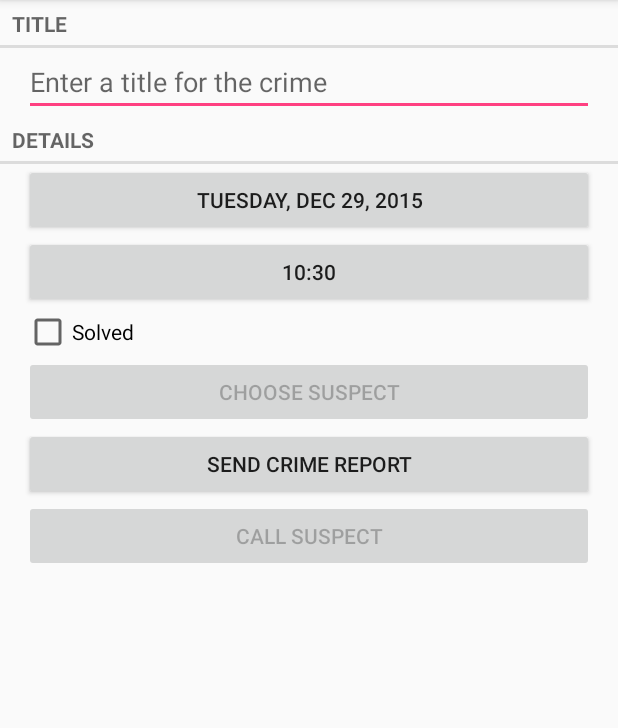
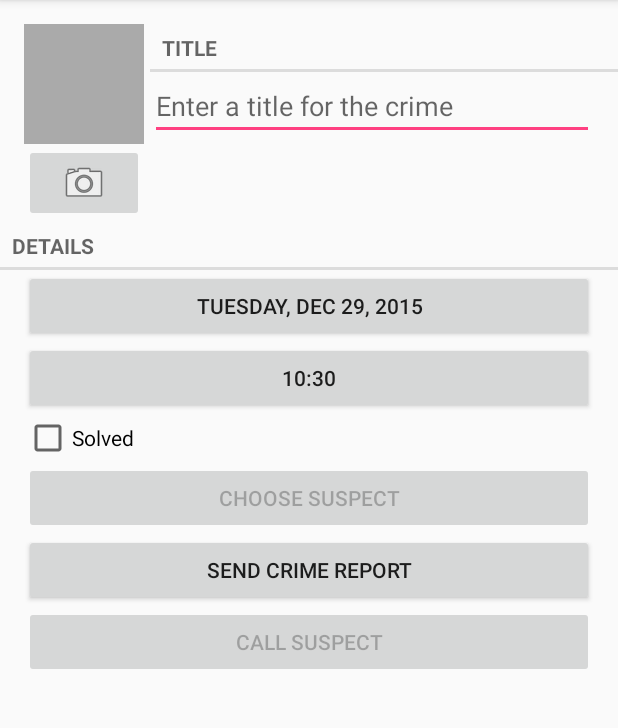
Before and after one commit to zcelaloglu/CriminalIntent, an Android app: the CrimeFragment screen opened directly, with no data from a screen before it, on a phone screen of 412 x 824 dp, the part 84-812 px from its top. Run offline under Robolectric (Android 15) with nearby library versions, the phone set to English and light mode, and no system bars.

Commit message:
Taking picture using camera intent and External Storage

```diff
--- a/app/src/main/AndroidManifest.xml
+++ b/app/src/main/AndroidManifest.xml
@@ -4,6 +4,9 @@
 
     <uses-permission android:name="android.permission.READ_CONTACTS"/>
     <uses-permission android:name="android.permission.WRITE_CONTACTS"/>
+    <uses-permission android:name="android.permission.READ_EXTERNAL_STORAGE" android:maxSdkVersion="18"/>
+    <uses-feature android:name="android.hardware.camera" android:required="false"/>
+
     <application
         android:allowBackup="true"
         android:icon="@mipmap/ic_launcher"
--- a/app/src/main/java/com/bignerdranch/android/criminalintent/Crime.java
+++ b/app/src/main/java/com/bignerdranch/android/criminalintent/Crime.java
@@ -73,6 +73,10 @@ public class Crime {
         mTitle = title;
     }
 
+    public String getPhotoFileName() {
+        return "IMG_" + getId().toString() + ".jpg";
+    }
+
     public String getFormattedDate() {
         String format = "EEEE, MMM d, yyyy";
         SimpleDateFormat simpleDateFormat = new SimpleDateFormat(format, Locale.US);
--- a/app/src/main/java/com/bignerdranch/android/criminalintent/CrimeFragment.java
+++ b/app/src/main/java/com/bignerdranch/android/criminalintent/CrimeFragment.java
@@ -4,9 +4,11 @@ import android.app.Activity;
 import android.content.Intent;
 import android.content.pm.PackageManager;
 import android.database.Cursor;
+import android.graphics.Bitmap;
 import android.net.Uri;
 import android.os.Bundle;
 import android.provider.ContactsContract;
+import android.provider.MediaStore;
 import android.support.v4.app.Fragment;
 import android.support.v4.app.FragmentManager;
 import android.support.v4.app.ShareCompat;
@@ -22,8 +24,14 @@ import android.widget.Button;
 import android.widget.CheckBox;
 import android.widget.CompoundButton;
 import android.widget.EditText;
+import android.widget.ImageButton;
+import android.widget.ImageView;
 import android.widget.Toast;
 
+import com.bignerdranch.android.criminalintent.utils.PictureUtils;
+
+import java.io.File;
+import java.io.IOException;
 import java.text.SimpleDateFormat;
 import java.util.Date;
 import java.util.Locale;
@@ -41,6 +49,8 @@ public class CrimeFragment extends Fragment {
     private static final int REQUEST_DATE = 0;
     private static final int REQUEST_TIME = 1;
     private static final int REQUEST_CONTACT = 2;
+    private static final int REQUEST_PHOTO = 3;
+
 
 
     private Crime mCrime;
@@ -51,6 +61,9 @@ public class CrimeFragment extends Fragment {
     private Button mReportButton;
     private Button mSuspectButton;
     private Button mCallSuspectButton;
+    private ImageView mPhotoView;
+    private ImageButton mPhotoButton;
+    private File mPhotoFile;
 
     public static CrimeFragment newInstance(UUID crimeId) {
         Bundle args = new Bundle();
@@ -67,6 +80,8 @@ public class CrimeFragment extends Fragment {
         setHasOptionsMenu(true);
         UUID crimeId = (UUID) getArguments().getSerializable(ARG_CRIME_ID);
         mCrime = CrimeLab.get(getActivity()).getCrime(crimeId);
+
+        mPhotoFile = CrimeLab.get(getActivity()).getPhotoFile(mCrime);
     }
 
     @Override
@@ -172,13 +187,7 @@ public class CrimeFragment extends Fragment {
                 mCallSuspectButton.setOnClickListener(new View.OnClickListener() {
                     @Override
                     public void onClick(View v) {
-                        Uri contectUri = ContactsContract.CommonDataKinds.Phone.CONTENT_URI;
-                        String selectClause = ContactsContract.CommonDataKinds.Phone._ID + " = ?";
-
-                        String[] fields = {ContactsContract.CommonDataKinds.Phone.NUMBER};
-                        String[] selectParams = {Long.toString(mCrime.getContactId())};
-
-                        Cursor cursor = getActivity().getContentResolver().query(contectUri, fields, selectClause, selectParams, null);
+                        Cursor cursor = getCursor();
 
                         if(cursor != null && cursor.getCount() > 0) {
 
@@ -187,7 +196,7 @@ public class CrimeFragment extends Fragment {
                                 String number = cursor.getString(0);
                                 Uri phoneNumber  = Uri.parse("tel:" + number);
                                 Intent intent = new Intent(Intent.ACTION_DIAL, phoneNumber);
-                                mCallSuspectButton.setText(String.valueOf(phoneNumber));
+                                mCallSuspectButton.setText(String.valueOf(number));
                                 startActivity(intent);
                             }finally {
                                 cursor.close();
@@ -201,7 +210,42 @@ public class CrimeFragment extends Fragment {
         }else {
             mCallSuspectButton.setEnabled(false);
         }
+
+        mPhotoView = (ImageView) v.findViewById(R.id.crime_photo);
+        mPhotoButton = (ImageButton) v.findViewById(R.id.crime_camera);
+
+        final Intent captureImage = new Intent(MediaStore.ACTION_IMAGE_CAPTURE);
+
+        boolean canTakePhoto = mPhotoFile != null && captureImage.resolveActivity(packageManager) != null;
+        mPhotoButton.setEnabled(canTakePhoto);
+
+        if(canTakePhoto) {
+            Uri uri = Uri.fromFile(mPhotoFile);
+            captureImage.putExtra(MediaStore.EXTRA_OUTPUT, uri);
+        }
+
+        mPhotoButton.setOnClickListener(new View.OnClickListener() {
+            @Override
+            public void onClick(View v) {
+                startActivityForResult(captureImage, REQUEST_PHOTO);
+            }
+        });
+        try {
+            updatePhotoView();
+        } catch (IOException e) {
+            e.printStackTrace();
+        }
         return v;
+    }
+
+    private Cursor getCursor() {
+        Uri contectUri = ContactsContract.CommonDataKinds.Phone.CONTENT_URI;
+        String selectClause = ContactsContract.CommonDataKinds.Phone._ID + " = ?";
+
+        String[] fields = {ContactsContract.CommonDataKinds.Phone.NUMBER};
+        String[] selectParams = {Long.toString(mCrime.getContactId())};
+
+        return getActivity().getContentResolver().query(contectUri, fields, selectClause, selectParams, null);
     }
 
     @Override
@@ -221,13 +265,13 @@ public class CrimeFragment extends Fragment {
             //specify which fields you want your query to return values for
             String[] queryFields = new String[] {
                     ContactsContract.Contacts.DISPLAY_NAME,
-                    ContactsContract.Contacts._ID
+                    ContactsContract.Contacts._ID,
             };
             //Perform your query - the contactUri is like a "where" clause here
-            Cursor c = null;
+            Cursor c = getActivity().getContentResolver().query(contactUri, queryFields, null, null, null);
+
 
             try {
-                c = getActivity().getContentResolver().query(contactUri, queryFields, null, null, null);
                 //Double-check that you actually got results
                 if(c.getCount() == 0) {
                     return;
@@ -244,6 +288,12 @@ public class CrimeFragment extends Fragment {
             }finally {
                 c.close();
             }
+        }else if(requestCode == REQUEST_PHOTO) {
+            try {
+                updatePhotoView();
+            } catch (IOException e) {
+                e.printStackTrace();
+            }
         }
     }
     private void updateDate() {
@@ -251,6 +301,14 @@ public class CrimeFragment extends Fragment {
     }
     private void updateTime() {
         mTimeButton.setText(mCrime.getFormattedTime());
+    }
+    private void updatePhotoView() throws IOException {
+        if(mPhotoFile == null || !mPhotoFile.exists()) {
+            mPhotoView.setImageDrawable(null);
+        }else {
+            Bitmap bitmap = PictureUtils.getScaledBitmap(mPhotoFile.getPath(), getActivity());
+            mPhotoView.setImageBitmap(bitmap);
+        }
     }
 
     private String getCrimeReport() {
--- a/app/src/main/java/com/bignerdranch/android/criminalintent/CrimeLab.java
+++ b/app/src/main/java/com/bignerdranch/android/criminalintent/CrimeLab.java
@@ -4,12 +4,14 @@ import android.content.ContentValues;
 import android.content.Context;
 import android.database.Cursor;
 import android.database.sqlite.SQLiteDatabase;
+import android.os.Environment;
 
 import com.bignerdranch.android.criminalintent.database.CrimeBaseHelper;
 import com.bignerdranch.android.criminalintent.database.CrimeCursorWrapper;
 import com.bignerdranch.android.criminalintent.database.CrimeDbSchema;
 import com.bignerdranch.android.criminalintent.database.CrimeDbSchema.CrimeTable;
 
+import java.io.File;
 import java.util.ArrayList;
 import java.util.List;
 import java.util.UUID;
@@ -27,6 +29,13 @@ public class CrimeLab {
     private CrimeLab(Context context) {
         mContext = context.getApplicationContext();
         mDatabase = new CrimeBaseHelper(mContext).getWritableDatabase();
+    }
+
+    public static CrimeLab get(Context context) {
+        if (sCrimeLab == null) {
+            sCrimeLab = new CrimeLab(context);
+        }
+        return sCrimeLab;
     }
 
     public void addCrime(Crime crime){
@@ -78,13 +87,6 @@ public class CrimeLab {
         mDatabase.update(CrimeTable.NAME, values, CrimeDbSchema.Cols.UUID + " = ?", new String[]{uuidString});
     }
 
-    public static CrimeLab get(Context context) {
-        if (sCrimeLab == null) {
-            sCrimeLab = new CrimeLab(context);
-        }
-        return sCrimeLab;
-    }
-
     private static ContentValues getContentValues(Crime crime) {
         ContentValues values = new ContentValues();
         values.put(CrimeDbSchema.Cols.UUID, crime.getId().toString());
@@ -105,5 +107,12 @@ public class CrimeLab {
         return new CrimeCursorWrapper(cursor);
     }
 
+    public File getPhotoFile(Crime crime) {
+        File externalFilesDir = mContext.getExternalFilesDir(Environment.DIRECTORY_PICTURES);
 
+        if(externalFilesDir == null) {
+            return null;
+        }
+        return new File(externalFilesDir, crime.getPhotoFileName());
+    }
 }
--- a/app/src/main/res/layout-land/fragment_crime.xml
+++ b/app/src/main/res/layout-land/fragment_crime.xml
@@ -5,16 +5,8 @@
     android:layout_width="match_parent"
     android:layout_height="match_parent">
 
-    <TextView
-        android:layout_width="match_parent"
-        android:layout_height="wrap_content"
-        android:text="@string/crime_title_label"
-        style="?android:listSeparatorTextViewStyle"/>
-    <EditText
-        android:id="@+id/crime_title"
-        android:layout_width="match_parent"
-        android:layout_height="wrap_content"
-        android:hint="@string/crime_title_hint"/>
+    <include layout="@layout/view_camera_and_title"/>
+
     <TextView
         android:layout_width="match_parent"
         android:layout_height="wrap_content"
--- a/app/src/main/res/layout/fragment_crime.xml
+++ b/app/src/main/res/layout/fragment_crime.xml
@@ -5,18 +5,8 @@
     android:layout_width="match_parent"
     android:layout_height="match_parent">
 
-    <TextView
-        android:layout_width="match_parent"
-        android:layout_height="wrap_content"
-        android:text="@string/crime_title_label"
-        style="?android:listSeparatorTextViewStyle"/>
-    <EditText
-        android:id="@+id/crime_title"
-        android:layout_width="match_parent"
-        android:layout_height="wrap_content"
-        android:layout_marginRight="16dp"
-        android:layout_marginLeft="16dp"
-        android:hint="@string/crime_title_hint"/>
+    <include layout="@layout/view_camera_and_title"/>
+
     <TextView
         android:layout_width="match_parent"
         android:layout_height="wrap_content"
--- /dev/null
+++ b/app/src/main/res/layout/view_camera_and_title.xml
@@ -0,0 +1,50 @@
+<?xml version="1.0" encoding="utf-8"?>
+<LinearLayout xmlns:android="http://schemas.android.com/apk/res/android"
+              android:layout_width="match_parent"
+              android:layout_height="wrap_content"
+              android:layout_marginLeft="16dp"
+              android:layout_marginTop="16dp">
+
+    <LinearLayout
+        android:layout_width="wrap_content"
+        android:layout_height="wrap_content"
+        android:orientation="vertical"
+        android:layout_marginRight="4dp">
+
+        <ImageView
+            android:id="@+id/crime_photo"
+            android:layout_width="80dp"
+            android:layout_height="80dp"
+            android:scaleType="centerInside"
+            android:background="@android:color/darker_gray"
+            android:cropToPadding="true"/>
+
+        <ImageButton
+            android:id="@+id/crime_camera"
+            android:layout_width="match_parent"
+            android:layout_height="wrap_content"
+            android:src="@android:drawable/ic_menu_camera"/>
+    </LinearLayout>
+
+    <LinearLayout
+        android:layout_width="wrap_content"
+        android:layout_height="wrap_content"
+        android:orientation="vertical"
+        android:layout_weight="1">
+
+        <TextView
+            android:layout_width="match_parent"
+            android:layout_height="wrap_content"
+            android:text="@string/crime_title_label"
+            style="?android:listSeparatorTextViewStyle"/>
+
+        <EditText
+            android:id="@+id/crime_title"
+            android:layout_width="match_parent"
+            android:layout_height="wrap_content"
+            android:layout_marginRight="16dp"
+            android:hint="@string/crime_title_hint"
+            />
+
+    </LinearLayout>
+</LinearLayout>
```
Also changed, not shown: app/src/main/java/com/bignerdranch/android/criminalintent/utils/PictureUtils.java (added, +82 -0 lines).
